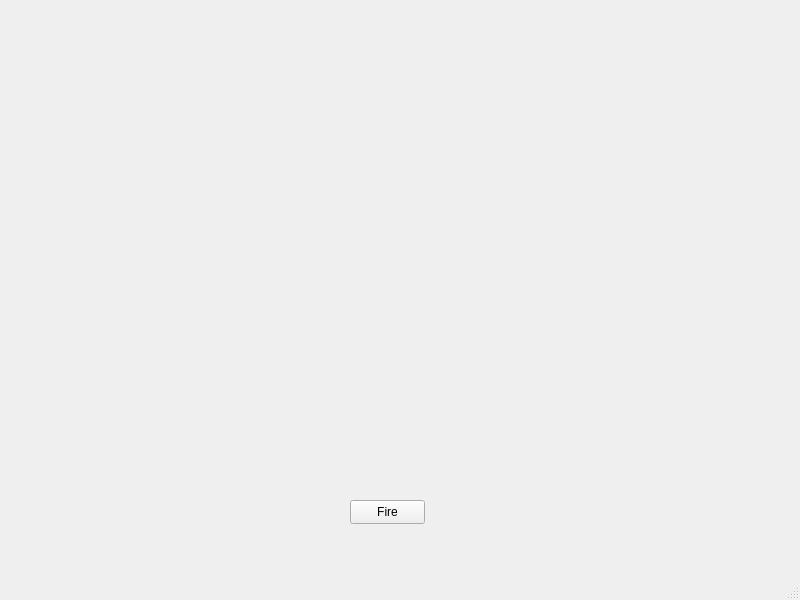
Before: the Qt Designer form DoomFire/mainwindow.ui in TheCatTree/Qt-DoomFire, drawn with Qt 5.
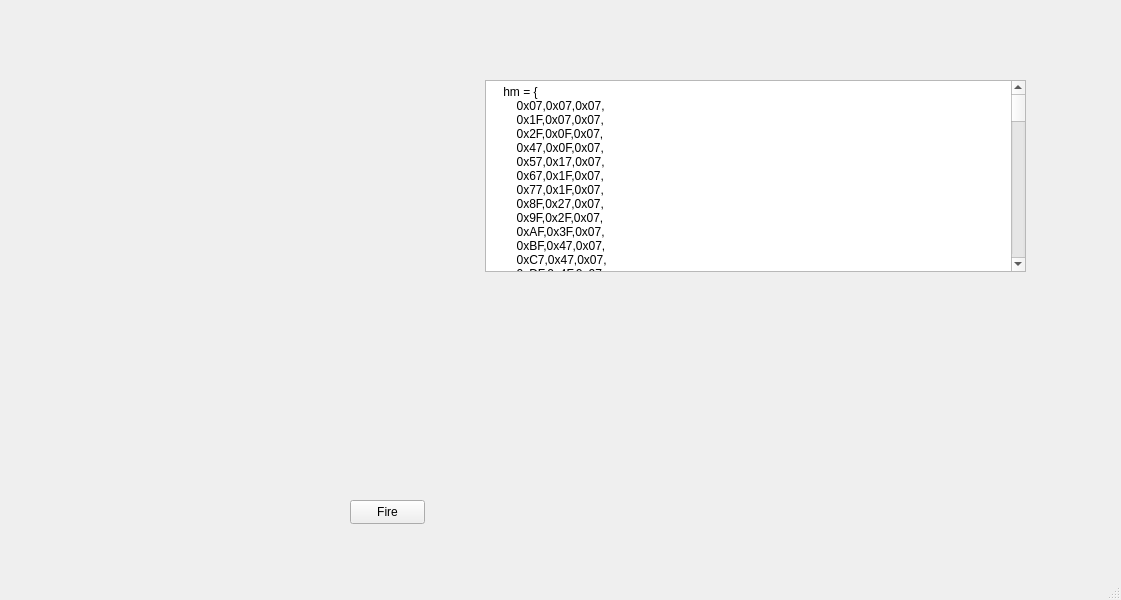
After: the same form once the commit is applied. Custom widgets are drawn as their Qt base class.

The edit to the form file:
```diff
--- a/DoomFire/mainwindow.ui
+++ b/DoomFire/mainwindow.ui
@@ -6,7 +6,7 @@
    <rect>
     <x>0</x>
     <y>0</y>
-    <width>800</width>
+    <width>1121</width>
     <height>600</height>
    </rect>
   </property>
@@ -30,8 +30,8 @@
    <widget class="LcdScreen" name="screen" native="true">
     <property name="geometry">
      <rect>
-      <x>160</x>
-      <y>40</y>
+      <x>40</x>
+      <y>50</y>
       <width>421</width>
       <height>371</height>
      </rect>
@@ -40,10 +40,133 @@
      <bool>true</bool>
     </property>
    </widget>
+   <widget class="LuaTextInput" name="luaTextInput">
+    <property name="geometry">
+     <rect>
+      <x>485</x>
+      <y>80</y>
+      <width>541</width>
+      <height>192</height>
+     </rect>
+    </property>
+    <property name="plainText">
+     <string>    hm = {
+        0x07,0x07,0x07,
+        0x1F,0x07,0x07,
+        0x2F,0x0F,0x07,
+        0x47,0x0F,0x07,
+        0x57,0x17,0x07,
+        0x67,0x1F,0x07,
+        0x77,0x1F,0x07,
+        0x8F,0x27,0x07,
+        0x9F,0x2F,0x07,
+        0xAF,0x3F,0x07,
+        0xBF,0x47,0x07,
+        0xC7,0x47,0x07,
+        0xDF,0x4F,0x07,
+        0xDF,0x57,0x07,
+        0xDF,0x57,0x07,
+        0xD7,0x5F,0x07,
+        0xD7,0x5F,0x07,
+        0xD7,0x67,0x0F,
+        0xCF,0x6F,0x0F,
+        0xCF,0x77,0x0F,
+        0xCF,0x7F,0x0F,
+        0xCF,0x87,0x17,
+        0xC7,0x87,0x17,
+        0xC7,0x8F,0x17,
+        0xC7,0x97,0x1F,
+        0xBF,0x9F,0x1F,
+        0xBF,0x9F,0x1F,
+        0xBF,0xA7,0x27,
+        0xBF,0xA7,0x27,
+        0xBF,0xAF,0x2F,
+        0xB7,0xAF,0x2F,
+        0xB7,0xB7,0x2F,
+        0xB7,0xB7,0x37,
+        0xCF,0xCF,0x6F,
+        0xDF,0xDF,0x9F,
+        0xEF,0xEF,0xC7,
+        0xFF,0xFF,0xFF
+    }
+
+screen = Lua_LcdScreen_Adapter(LcdScreen)
+screenHeight = screen:getHeight()
+screen:toQdebug(screenHeight)
+screenWidth = screen:getWidth()
+screen:toQdebug(screenWidth)
+math.randomseed( os.time() )
+math.random(); math.random(); math.random()
+firevalues = {}
+for i = 1, (screenHeight*screenWidth), 1 do
+	firevalues[i] = 0;
+end 
+for i = screenHeight, (screenHeight - (screenHeight*0.1)), -1 do
+    for j = 1, screenWidth,1 do
+        firevalues[(i*screenWidth)+j] = 36;
+    end
+end					
+
+function spreadFire(src)
+	dst = src - screenWidth + (math.random(0,6)-3)
+	if dst &lt; 0 then
+		dst = 0
+	end
+	if dst &gt; (screenHeight*screenWidth) then
+		dst = (screenHeight*screenWidth)
+	end
+	if firevalues[src] &gt; 0 then
+		firevalues[dst] = firevalues[src] - (math.random(100)/100);
+		if firevalues[dst]&lt; 0 then
+			firevalues[dst] = 0
+		end
+	end
+
+end
+
+function drawFire()
+	for y=screenHeight,1,-1 do
+		for x=1, screenWidth, 1 do
+			spreadFire((y * screenWidth)+x)
+		end
+	end
+
+	value = 0
+	screenvalues = {}
+	index = 1;
+	for y=screenHeight,1,-1 do
+		for x=1, screenWidth, 1 do
+			val = math.floor(firevalues[(y * screenWidth) + x ]) * 3
+			val = val+1
+			screenvalues[index] = hm[val]
+			screenvalues[index + 1] = hm[val + 1]
+			screenvalues[index + 2] = hm[val + 2]
+			index = index + 3
+		end				
+	end
+	screen:writeBufferScreenSetPixel(screenWidth,screenHeight,screenvalues)
+
+end
+
+for i = 0, (10*5), 1 do
+	drawFire()
+	screen:refresh()
+	screen:sleepMs(1)
+end </string>
+    </property>
+    <property name="placeholderText">
+     <string/>
+    </property>
+   </widget>
   </widget>
   <widget class="QStatusBar" name="statusbar"/>
  </widget>
  <customwidgets>
+  <customwidget>
+   <class>LuaTextInput</class>
+   <extends>QPlainTextEdit</extends>
+   <header>luatextinput.h</header>
+  </customwidget>
   <customwidget>
    <class>LcdScreen</class>
    <extends>QWidget</extends>
```
